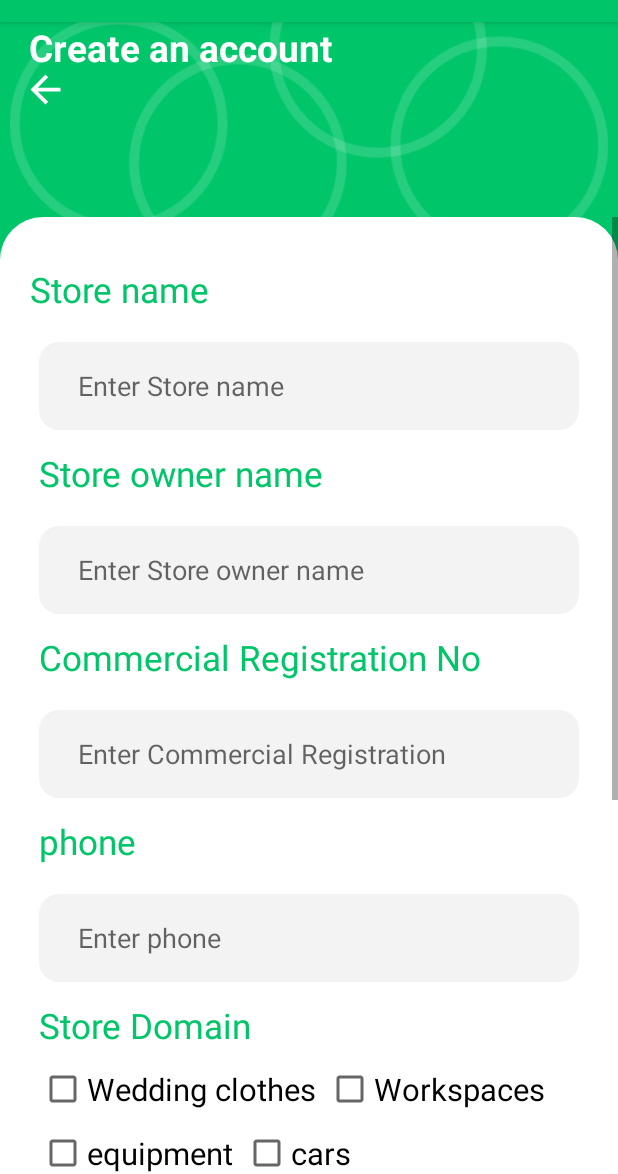
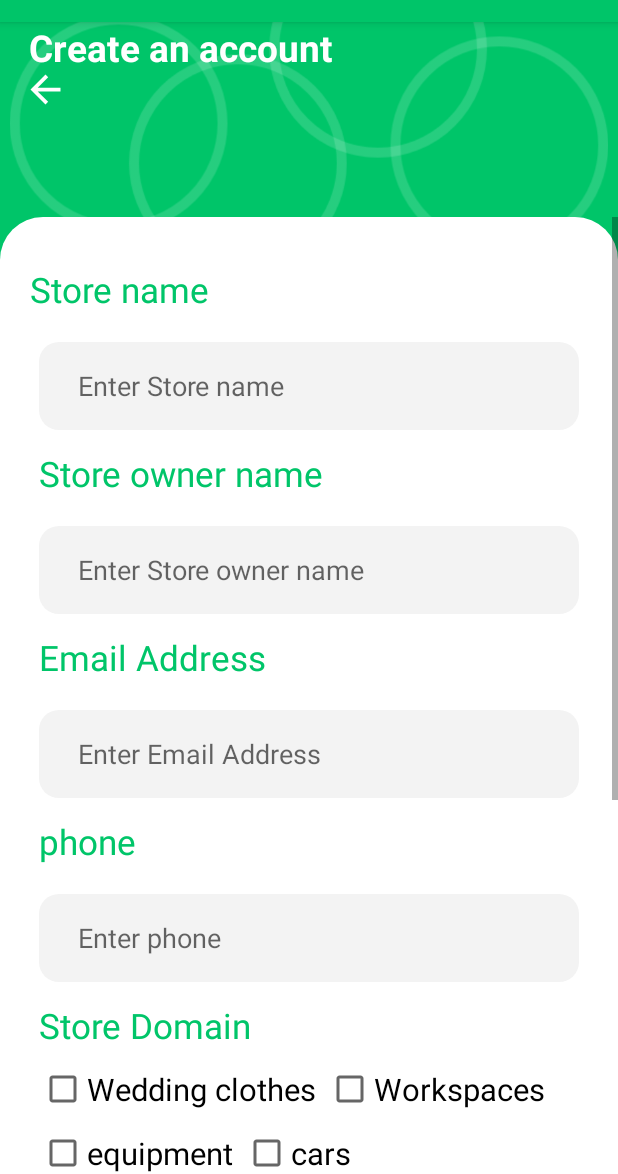
Before and after one commit to AbdullahShuhaiber/Egar-Admin, an Android app: the RegisterActivity screen opened directly, with no data from a screen before it, on a phone screen of 412 x 824 dp, the part 62-1236 px from its top. Run offline under Robolectric (Android 15) with nearby library versions, the phone set to English and light mode, and no system bars; our stand-ins replace sdp/ssp sizes.

Commit message:
auth build

```diff
--- a/app/src/main/res/values/strings.xml
+++ b/app/src/main/res/values/strings.xml
@@ -23,8 +23,8 @@
     <string name="store_name">Store name</string>
     <string name="text_create_an_account">Create an account</string>
     <string name="store_owner_name">Store owner name</string>
-    <string name="commercial_registration_no">Commercial Registration No</string>
-    <string name="enter_commercial_registration">Enter Commercial Registration</string>
+    <string name="commercial_registration_no">Email Address</string>
+    <string name="enter_commercial_registration">Enter Email Address</string>
     <string name="next">Next</string>
     <string name="add">Add</string>
     <string name="add_a_product">Add a product</string>
```
